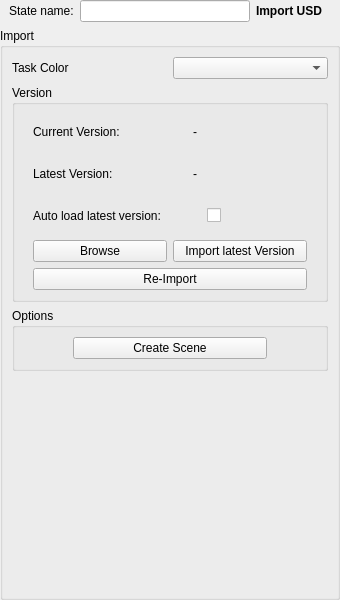
First picture: the form in Fusion/Scripts/StateManagerNodes/StateUserInterfaces/fus_USD_Import.ui, repository Animatect/Prism2_PluginFusion, before the edit.
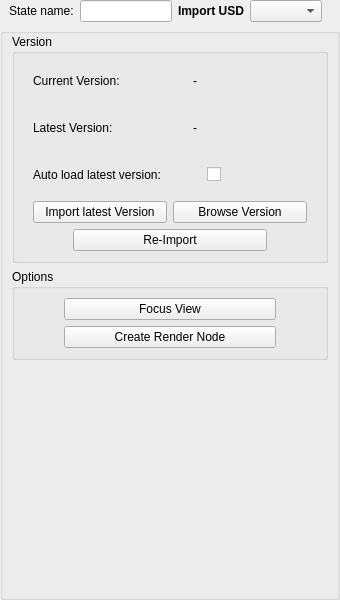
Second picture: the form after the edit.

Commit message: Merged Import States from Main-Dev into branch

```diff
--- a/Fusion/Scripts/StateManagerNodes/StateUserInterfaces/fus_USD_Import.ui
+++ b/Fusion/Scripts/StateManagerNodes/StateUserInterfaces/fus_USD_Import.ui
@@ -76,35 +76,36 @@
         </property>
        </widget>
       </item>
+      <item>
+       <widget class="QComboBox" name="cb_taskColor"/>
+      </item>
      </layout>
     </widget>
    </item>
    <item>
     <widget class="QGroupBox" name="gb_import">
      <property name="title">
-      <string>Import</string>
+      <string/>
      </property>
      <layout class="QVBoxLayout" name="verticalLayout_2">
-      <item>
-       <layout class="QHBoxLayout" name="f_taskColor">
-        <item>
-         <widget class="QLabel" name="l_taskColor">
-          <property name="text">
-           <string>Task Color</string>
-          </property>
-         </widget>
-        </item>
-        <item>
-         <widget class="QComboBox" name="cb_taskColor"/>
-        </item>
-       </layout>
-      </item>
+      <property name="topMargin">
+       <number>0</number>
+      </property>
+      <property name="bottomMargin">
+       <number>9</number>
+      </property>
       <item>
        <widget class="QGroupBox" name="gb_version">
         <property name="title">
          <string>Version</string>
         </property>
         <layout class="QVBoxLayout" name="verticalLayout_3">
+         <property name="topMargin">
+          <number>6</number>
+         </property>
+         <property name="bottomMargin">
+          <number>9</number>
+         </property>
          <item>
           <widget class="QWidget" name="w_currentVersion" native="true">
            <layout class="QHBoxLayout" name="horizontalLayout_5">
@@ -258,19 +259,6 @@
             <property name="bottomMargin">
              <number>0</number>
             </property>
-            <item>
-             <widget class="QPushButton" name="b_browse">
-              <property name="focusPolicy">
-               <enum>Qt::NoFocus</enum>
-              </property>
-              <property name="contextMenuPolicy">
-               <enum>Qt::NoContextMenu</enum>
-              </property>
-              <property name="text">
-               <string>Browse</string>
-              </property>
-             </widget>
-            </item>
             <item>
              <widget class="QPushButton" name="b_importLatest">
               <property name="minimumSize">
@@ -293,6 +281,19 @@
               </property>
              </widget>
             </item>
+            <item>
+             <widget class="QPushButton" name="b_browse">
+              <property name="focusPolicy">
+               <enum>Qt::NoFocus</enum>
+              </property>
+              <property name="contextMenuPolicy">
+               <enum>Qt::NoContextMenu</enum>
+              </property>
+              <property name="text">
+               <string>Browse Version</string>
+              </property>
+             </widget>
+            </item>
            </layout>
           </widget>
          </item>
@@ -305,6 +306,22 @@
             <property name="bottomMargin">
              <number>0</number>
             </property>
+            <item>
+             <spacer name="horizontalSpacer_9">
+              <property name="orientation">
+               <enum>Qt::Horizontal</enum>
+              </property>
+              <property name="sizeType">
+               <enum>QSizePolicy::Fixed</enum>
+              </property>
+              <property name="sizeHint" stdset="0">
+               <size>
+                <width>40</width>
+                <height>20</height>
+               </size>
+              </property>
+             </spacer>
+            </item>
             <item>
              <widget class="QPushButton" name="b_import">
               <property name="focusPolicy">
@@ -315,6 +332,22 @@
               </property>
              </widget>
             </item>
+            <item>
+             <spacer name="horizontalSpacer_6">
+              <property name="orientation">
+               <enum>Qt::Horizontal</enum>
+              </property>
+              <property name="sizeType">
+               <enum>QSizePolicy::Fixed</enum>
+              </property>
+              <property name="sizeHint" stdset="0">
+               <size>
+                <width>40</width>
+                <height>20</height>
+               </size>
+              </property>
+             </spacer>
+            </item>
            </layout>
           </widget>
          </item>
@@ -328,20 +361,50 @@
         </property>
         <layout class="QVBoxLayout" name="verticalLayout_6">
          <item>
-          <widget class="QWidget" name="f_keepRefEdits" native="true">
-           <layout class="QHBoxLayout" name="horizontalLayout_10">
-            <property name="leftMargin">
-             <number>9</number>
-            </property>
-            <property name="topMargin">
-             <number>0</number>
-            </property>
-            <property name="rightMargin">
-             <number>9</number>
-            </property>
-            <property name="bottomMargin">
-             <number>0</number>
-            </property>
+          <layout class="QHBoxLayout" name="f_viewFocus">
+           <item>
+            <spacer name="horizontalSpacer_7">
+             <property name="orientation">
+              <enum>Qt::Horizontal</enum>
+             </property>
+             <property name="sizeType">
+              <enum>QSizePolicy::Fixed</enum>
+             </property>
+             <property name="sizeHint" stdset="0">
+              <size>
+               <width>40</width>
+               <height>20</height>
+              </size>
+             </property>
+            </spacer>
+           </item>
+           <item>
+            <widget class="QPushButton" name="b_focusView">
+             <property name="text">
+              <string>Focus View</string>
+             </property>
+            </widget>
+           </item>
+           <item>
+            <spacer name="horizontalSpacer_8">
+             <property name="orientation">
+              <enum>Qt::Horizontal</enum>
+             </property>
+             <property name="sizeType">
+              <enum>QSizePolicy::Fixed</enum>
+             </property>
+             <property name="sizeHint" stdset="0">
+              <size>
+               <width>40</width>
+               <height>20</height>
+              </size>
+             </property>
+            </spacer>
+           </item>
+          </layout>
+         </item>
+         <item>
+          <layout class="QHBoxLayout" name="f_usdScene">
             <item>
              <spacer name="horizontalSpacer_3">
               <property name="orientation">
@@ -361,7 +424,7 @@
             <item>
              <widget class="QPushButton" name="b_createUsdScene">
               <property name="text">
-               <string>Create Scene</string>
+              <string>Create Render Node</string>
               </property>
              </widget>
             </item>
@@ -382,7 +445,6 @@
              </spacer>
             </item>
            </layout>
-          </widget>
          </item>
         </layout>
        </widget>
```
Left out of the diff: 2 changed lines with no effect on the pictures. Lines whose indentation alone changed are shown as unchanged. The commit also changes 13 other files.
